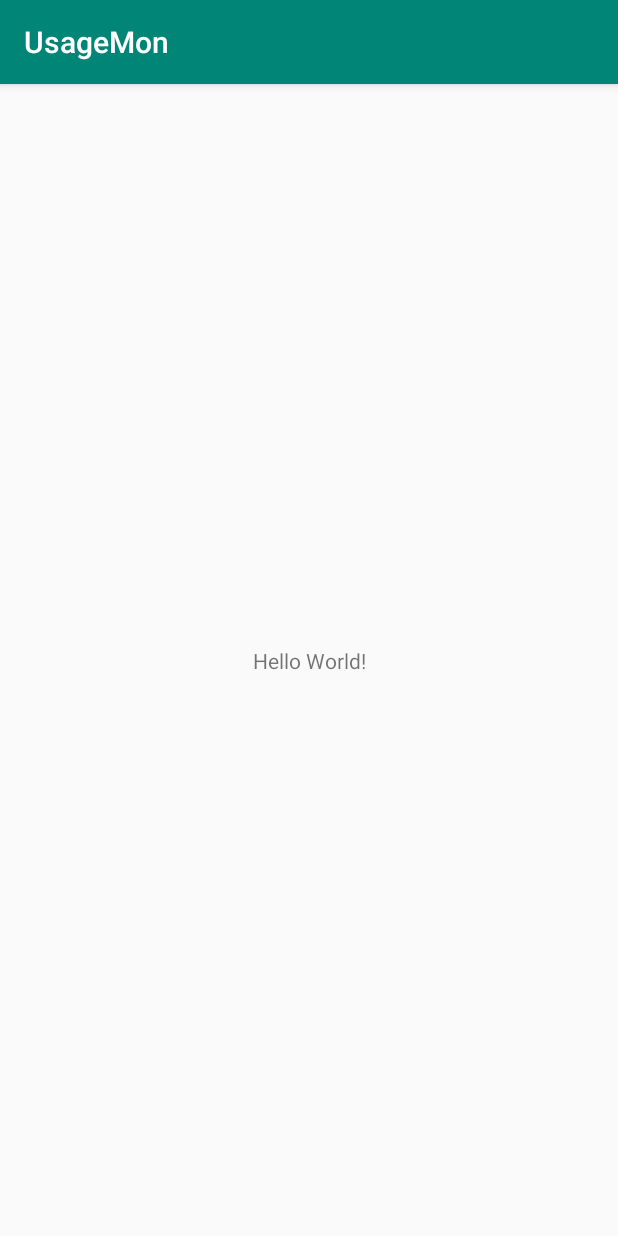
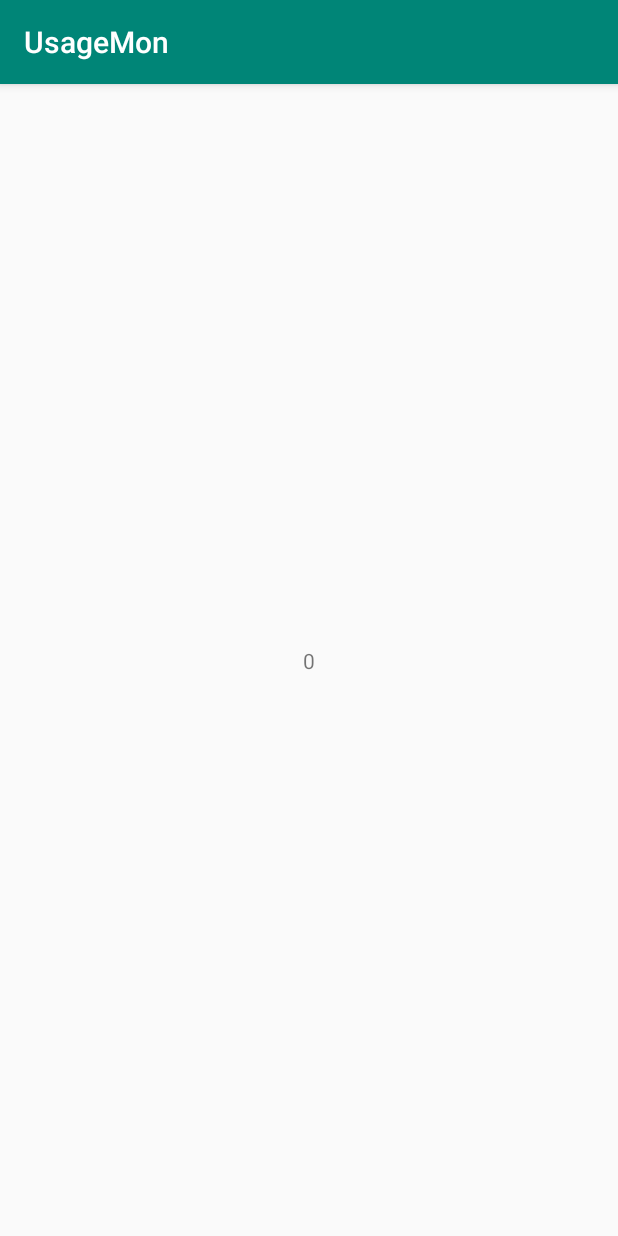
Before and after one commit to nirvitlem/UsageMon, an Android app: the screen it shows after launch (MainActivity), on a phone screen of 412 x 824 dp. Run offline under Robolectric (Android 15) with nearby library versions, the phone set to English and light mode, and no system bars.

Commit message:
22:15 home

```diff
--- a/app/src/main/java/com/vitlem/nir/usagemon/MainActivity.java
+++ b/app/src/main/java/com/vitlem/nir/usagemon/MainActivity.java
@@ -4,6 +4,7 @@ import android.app.PendingIntent;
 import android.content.Intent;
 import android.os.Bundle;
 import android.support.v7.app.AppCompatActivity;
+import android.widget.TextView;
 
 public class MainActivity extends AppCompatActivity {
 
@@ -15,6 +16,8 @@ public class MainActivity extends AppCompatActivity {
         setContentView(R.layout.activity_main);
         Intent intent = new Intent(this, ScreenMonService.class);
         startService(intent);
+        TextView tv = findViewById(R.id.UsageText);
+        tv.setText(String.valueOf(MyBroadCastReciever.TimeUsage));
     }
 
 
--- a/app/src/main/java/com/vitlem/nir/usagemon/MyBroadCastReciever.java
+++ b/app/src/main/java/com/vitlem/nir/usagemon/MyBroadCastReciever.java
@@ -4,11 +4,16 @@ import android.content.BroadcastReceiver;
 import android.content.Context;
 import android.content.Intent;
 import android.util.Log;
+import android.util.TimeUtils;
 
+import java.sql.Time;
 import java.util.Calendar;
+import java.util.Date;
+import java.util.Timer;
 
 public class MyBroadCastReciever extends BroadcastReceiver {
-
+    public static long TimeUsage = 0;
+    private long t;
     @Override
     public void onReceive(Context context, Intent intent) {
         // TODO: This method is called when the BroadcastReceiver is receiving
@@ -19,6 +24,15 @@ public class MyBroadCastReciever extends BroadcastReceiver {
 
             Log.i("ACTION_SCREEN ",intent.getAction().toString() + " " + Calendar.getInstance().getTime().toString());
             //Take count of the screen off position
+            if (intent.getAction().equals(Intent.ACTION_SCREEN_OFF))
+            {
+                TimeUsage += (Calendar.getInstance().getTimeInMillis()-t);
+        }
+            else
+            {
+                t = Calendar.getInstance().getTimeInMillis();
+            }
+            Log.i("TimeUsage ",String.valueOf(TimeUsage));
         }
         //throw new UnsupportedOperationException("Not yet implemented");
     }
--- a/app/src/main/res/layout/activity_main.xml
+++ b/app/src/main/res/layout/activity_main.xml
@@ -7,9 +7,10 @@
     tools:context=".MainActivity">
 
     <TextView
+        android:id="@+id/UsageText"
         android:layout_width="wrap_content"
         android:layout_height="wrap_content"
-        android:text="Hello World!"
+        android:text="!!!!"
         app:layout_constraintBottom_toBottomOf="parent"
         app:layout_constraintLeft_toLeftOf="parent"
         app:layout_constraintRight_toRightOf="parent"
```
